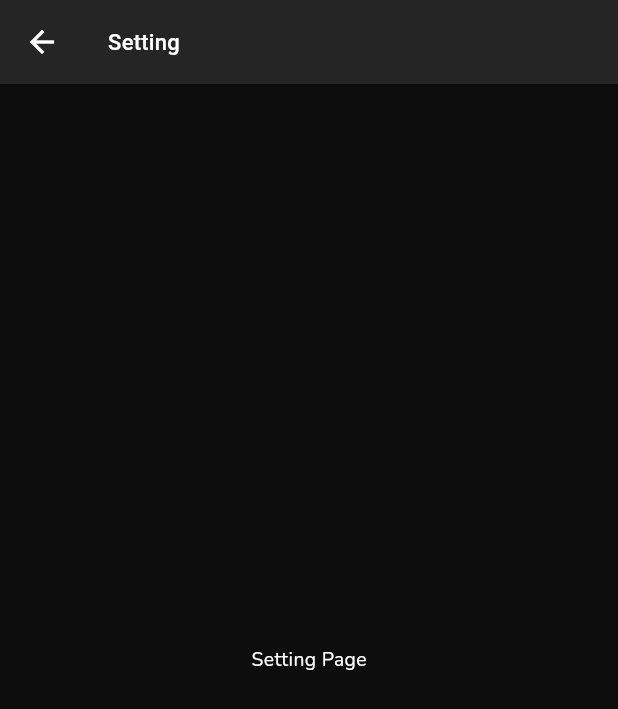
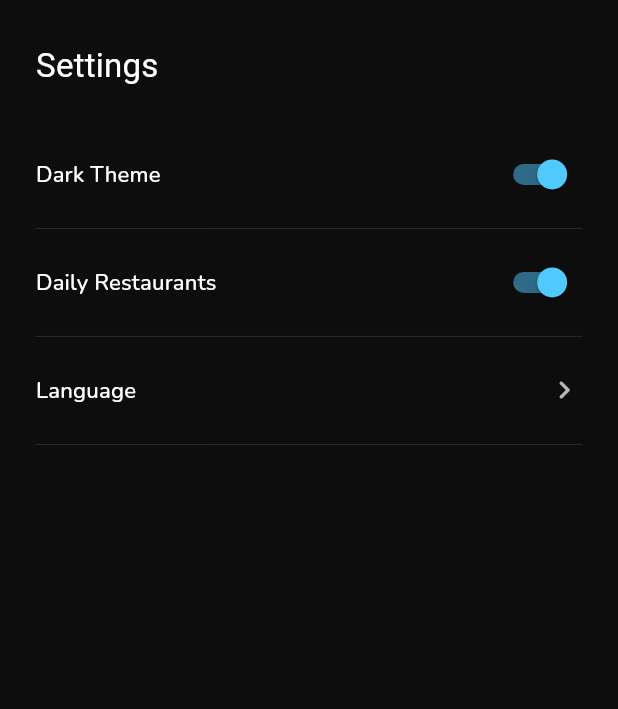
Before and after one commit to fauzywijaya/myfoody, a Flutter app: the SettingPage screen opened directly, on a phone screen of 412 x 824 dp. Shown: the top 709 px of the screen. Run offline on Flutter 3.47's test engine with Material 2 defaults, Android fonts, the phone set to English and light mode, and no system bars; our stand-ins replace animate_do, custom_navigation_bar, dio, flutter_riverpod, flutter_screenutil, flutter_svg and 4 more; accounts and stored records are empty; statements that could not run were skipped.

Commit message:
chore: update style list, favorite, setting

```diff
--- /dev/null
+++ b/lib/src/common_widget/appbar_widget/appbar_widget.dart
@@ -0,0 +1,27 @@
+import 'package:flutter/material.dart';
+import 'package:flutter/services.dart';
+import 'package:myfoody/src/constants/constants.dart';
+
+class AppBarWidget extends StatelessWidget {
+  final List<Widget> children;
+
+  const AppBarWidget({super.key, required this.children});
+
+  @override
+  Widget build(BuildContext context) {
+    return AppBar(
+      elevation: 0.0,
+      titleSpacing: 24.0,
+      centerTitle: false,
+      automaticallyImplyLeading: false,
+      toolbarHeight: AppSizes.h96,
+      backgroundColor: Colors.transparent,
+      systemOverlayStyle: SystemUiOverlayStyle(
+        statusBarBrightness: Theme.of(context).brightness,
+      ),
+      title: Row(
+          mainAxisAlignment: MainAxisAlignment.spaceBetween,
+          children: children),
+    );
+  }
+}
--- /dev/null
+++ b/lib/src/common_widget/common_widget.dart
@@ -0,0 +1 @@
+export 'appbar_widget/appbar_widget.dart';
--- a/lib/src/constants/themes/app_themes.dart
+++ b/lib/src/constants/themes/app_themes.dart
@@ -21,6 +21,7 @@ class AppThemes {
         elevation: 0.0,
         backgroundColor: AppColors.darkGrey,
         titleTextStyle: AppTypography.titleMd,
+        toolbarTextStyle: TextThemes.darkTextTheme.headlineSmall,
       ),
       bottomNavigationBarTheme: const BottomNavigationBarThemeData(
         backgroundColor: AppColors.darkGrey,
@@ -60,6 +61,7 @@ class AppThemes {
         elevation: 0,
         backgroundColor: AppColors.white,
         titleTextStyle: AppTypography.titleMd,
+        toolbarTextStyle: TextThemes.textTheme.headlineSmall,
       ),
       bottomNavigationBarTheme: BottomNavigationBarThemeData(
         backgroundColor: AppColors.white,
--- a/lib/src/features/presentation.dart
+++ b/lib/src/features/presentation.dart
@@ -11,6 +11,7 @@ export 'home/presentation/home_state.dart';
 // *RESTAURANT
 // *RESTAURANT - LIST
 export 'restaurant/presentation/list/restaurant_list_page.dart.dart';
+export 'restaurant/presentation/list/widget/widget.dart';
 
 // *RESTAURANT - FAVORITE
 export 'restaurant/presentation/favorite/restaurant_favorite_page.dart';
--- /dev/null
+++ b/lib/src/features/restaurant/presentation/list/widget/widget.dart
@@ -0,0 +1 @@
+export 'gretting_widget.dart';
--- a/lib/src/features/setting/presentation/setting_page.dart
+++ b/lib/src/features/setting/presentation/setting_page.dart
@@ -1,4 +1,6 @@
 import 'package:flutter/material.dart';
+import 'package:myfoody/src/common_widget/common_widget.dart';
+import 'package:myfoody/src/constants/constants.dart';
 
 class SettingPage extends StatelessWidget {
   const SettingPage({super.key});
@@ -6,11 +8,82 @@ class SettingPage extends StatelessWidget {
   @override
   Widget build(BuildContext context) {
     return Scaffold(
-      appBar: AppBar(
-        title: const Text("Setting"),
+      appBar: PreferredSize(
+        preferredSize: Size.fromHeight(AppSizes.h96),
+        child: AppBarWidget(
+          children: [
+            Text("Settings",
+                style: Theme.of(context).appBarTheme.toolbarTextStyle),
+          ],
+        ),
       ),
-      body: const Center(
-        child: Text("Setting Page"),
+      body: ListView(
+        padding: EdgeInsets.symmetric(horizontal: AppSizes.w24),
+        children: [
+          Material(
+            color: Colors.transparent,
+            child: ListTile(
+              contentPadding: EdgeInsets.zero,
+              title: Text("Dark Theme",
+                  style: Theme.of(context).textTheme.titleMedium),
+              trailing: Switch.adaptive(
+                  value: true,
+                  onChanged: (value) {},
+                  inactiveThumbColor: Theme.of(context).colorScheme.primary,
+                  activeColor: Theme.of(context).colorScheme.secondary),
+            ),
+          ),
+          const Divider(),
+          Material(
+            color: Colors.transparent,
+            child: ListTile(
+              contentPadding: EdgeInsets.zero,
+              title: Text("Daily Restaurants",
+                  style: Theme.of(context).textTheme.titleMedium),
+              trailing: Switch.adaptive(
+                  value: true,
+                  onChanged: (value) {},
+                  inactiveThumbColor: Theme.of(context).colorScheme.primary,
+                  activeColor: Theme.of(context).colorScheme.secondary),
+            ),
+          ),
+          const Divider(),
+          Material(
+            color: Colors.transparent,
+            child: ListTile(
+              contentPadding: EdgeInsets.zero,
+              title: DropdownButtonHideUnderline(
+                child: DropdownButton(
+                  hint: Text(
+                    "Language",
+                    style: Theme.of(context).textTheme.titleMedium,
+                  ),
+                  items: [
+                    DropdownMenuItem(
+                      value: 0,
+                      child: Text(
+                        'ID',
+                        style: Theme.of(context).textTheme.bodyMedium,
+                      ),
+                    ),
+                    DropdownMenuItem(
+                      value: 1,
+                      child: Text(
+                        'EN',
+                        style: Theme.of(context).textTheme.bodyMedium,
+                      ),
+                    ),
+                  ],
+                  icon: const Icon(Icons.chevron_right_rounded),
+                  isDense: true,
+                  isExpanded: true,
+                  onChanged: (value) {},
+                ),
+              ),
+            ),
+          ),
+          const Divider(),
+        ],
       ),
     );
   }
--- a/pubspec.yaml
+++ b/pubspec.yaml
@@ -7,6 +7,7 @@ environment:
   sdk: '>=2.19.3 <3.0.0'
 
 dependencies:
+  animate_do: ^3.0.2
   cached_network_image: ^3.2.1
   cupertino_icons: ^1.0.2
   custom_navigation_bar: ^0.8.2
@@ -26,7 +27,6 @@ dependencies:
   json_serializable: ^6.5.4
   lottie: ^2.3.2
   modal_bottom_sheet: ^2.1.2
-  path_provider: ^2.0.15
   pretty_dio_logger: ^1.1.1
   readmore: ^2.2.0
   rxdart: ^0.27.7
```
Also changed, not shown: lib/src/features/restaurant/presentation/favorite/restaurant_favorite_page.dart (+10 -2 lines), lib/src/features/restaurant/presentation/list/restaurant_list_page.dart.dart (+62 -4 lines), lib/src/features/restaurant/presentation/list/widget/gretting_widget.dart (added, +45 -0 lines), pubspec.lock.
